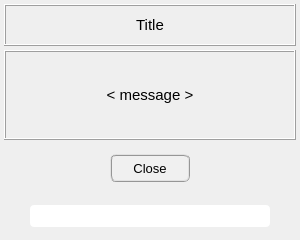
Above: pulse/interface/data/ui_files/messages/print_message.ui from open-pulse/OpenPulse before the change. Below: the same form after it.
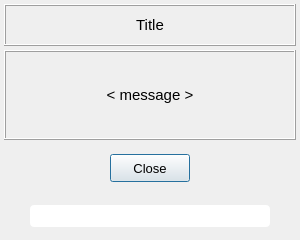
That is the form after the change.

What changed in the file:
```diff
--- a/pulse/interface/data/ui_files/messages/print_message.ui
+++ b/pulse/interface/data/ui_files/messages/print_message.ui
@@ -107,10 +107,7 @@
          </font>
         </property>
         <property name="styleSheet">
-         <string notr="true">QPushButton{border-radius: 6px; border-color: rgb(150, 150, 150); border-style: ridge; border-width: 2px; color: rgb(0, 0, 0); background-color: rgb(240, 240, 240)}
-QPushButton:hover{border-radius: 6px; border-color: rgb(0, 170, 255); border-style: ridge; border-width: 2px; color: rgb(0, 0, 0); background-color: rgba(174, 213, 255, 100)}
-QPushButton:pressed{border-radius: 6px; border-color: rgb(0, 170, 255); border-style: ridge; border-width: 2px; color: rgb(0, 0, 0); background-color: rgb(174, 213, 255)}
-QPushButton:disabled{border-radius: 6px; border-color: rgb(150, 150, 150); border-style: ridge; border-width: 0px; color: rgb(150,150, 150); background-color: rgb(220, 220, 220)}</string>
+         <string notr="true"/>
         </property>
         <property name="text">
          <string>Close</string>
```
